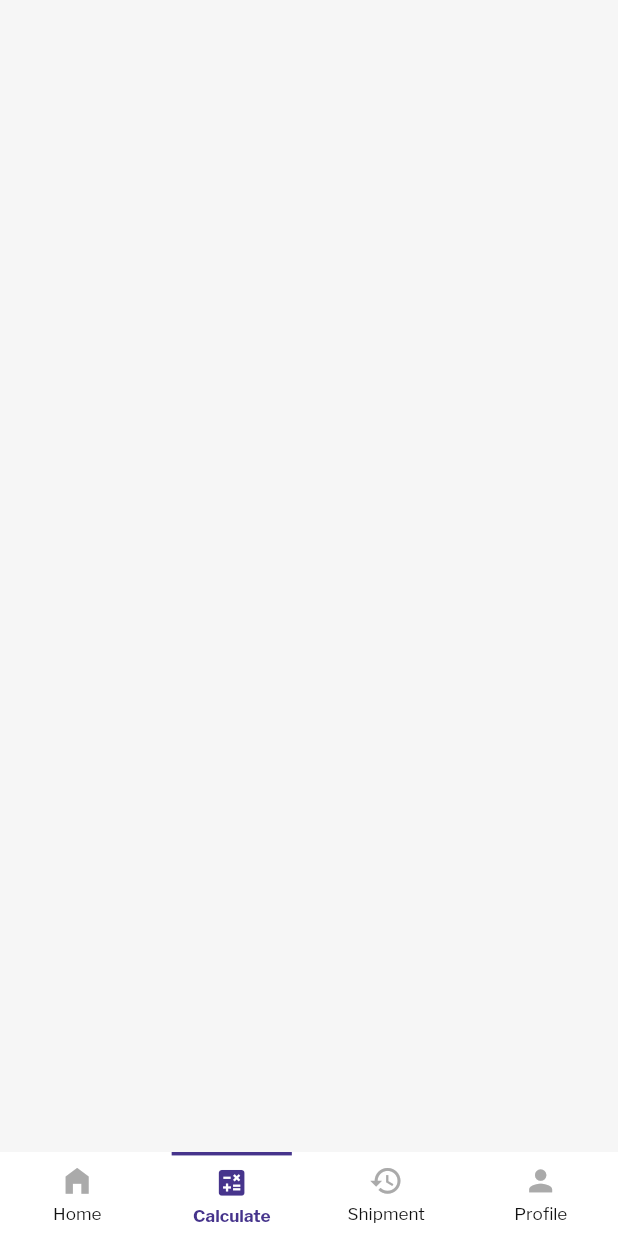
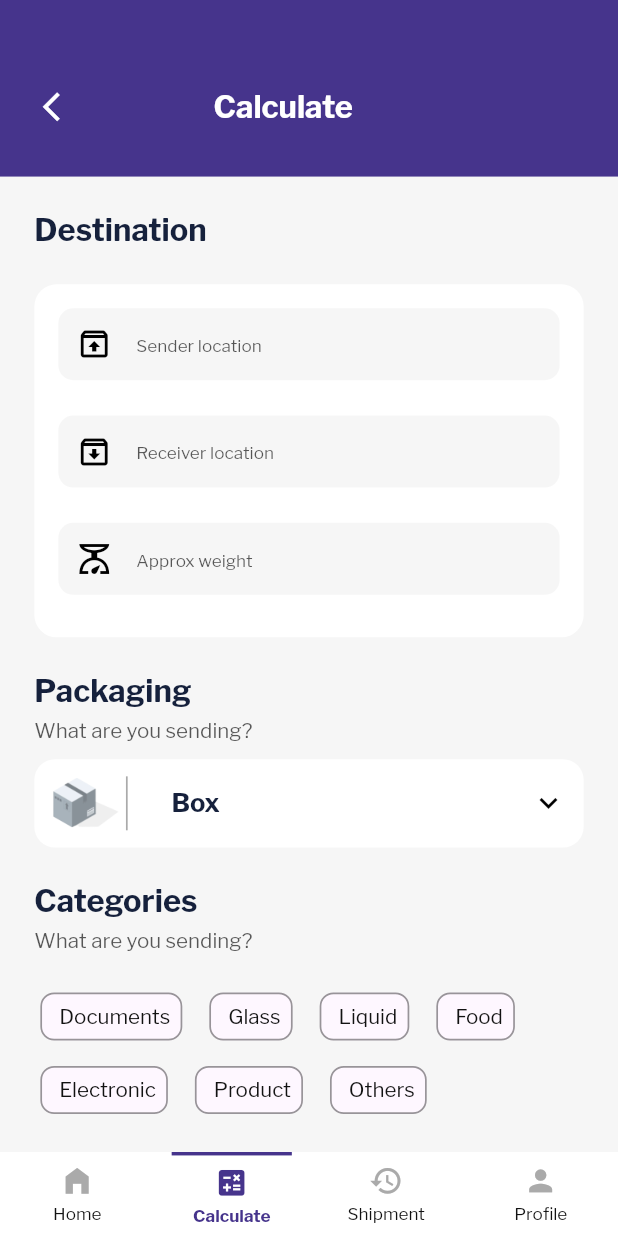
Before and after one commit to kekule15/movemate, a Flutter app: the HomeNavigation screen opened directly, item 2 of the bottom bar chosen, on a phone screen of 412 x 824 dp. Run offline on Flutter 3.47's test engine with Material 3 defaults, Android fonts, the phone set to English and light mode, and no system bars; drawn by our look-alikes of animated_bottom_navigation_bar; our stand-ins replace dio, flutter_riverpod, flutter_screenutil, flutter_spinkit, flutter_svg, fluttertoast and 5 more; accounts and stored records are empty.

Commit message:
calculate view: updated

```diff
--- /dev/null
+++ b/lib/providers/calculate_provider.dart
@@ -0,0 +1,5 @@
+import 'package:flutter_riverpod/flutter_riverpod.dart';
+import 'package:movemate/viewmodels/calculate_vm.dart';
+
+final calculateProviderViewModel =
+    ChangeNotifierProvider<CalculateViewModel>((ref) => CalculateViewModel(ref));
--- a/lib/style/appColors.dart
+++ b/lib/style/appColors.dart
@@ -10,9 +10,10 @@ class AppColors extends ChangeNotifier {
   static const riverBlue = Color(0xFFEDF6F8);
   static const themeYellow = Color(0xFFFFC268);
   static const primary = themeGreen;
-  // static const activNavColor = Color(0xFFF9F5F2);
+
+ static const headerTextColor = Color(0xFF16213C);
   // static const secondary = Color(0xFF265056);
-  static const secondary = Color(0xFFF9F5F2);
+  static const secondary = Color.fromARGB(255, 236, 223, 214);
   static const gray = Color.fromARGB(255, 170, 170, 170);
   static const green = Color.fromARGB(255, 23, 196, 101);
   static const gray4 = Color(0xFF495057);
--- /dev/null
+++ b/lib/viewmodels/calculate_vm.dart
@@ -0,0 +1,29 @@
+import 'package:flutter/material.dart';
+import 'package:flutter_riverpod/flutter_riverpod.dart';
+
+class CalculateViewModel extends ChangeNotifier {
+  final Ref ref;
+  CalculateViewModel(this.ref);
+
+  List<String> categoryList = [];
+
+  List<String> categoryListType = [
+    "Documents",
+    "Glass",
+    "Liquid",
+    "Food",
+    "Electronic",
+    "Product",
+    "Others",
+  ];
+
+  void addCategoryType(String item) {
+    categoryList.add(item);
+    notifyListeners();
+  }
+
+  void removeCategoryType(String item) {
+    categoryList.removeWhere((element) => item == element);
+    notifyListeners();
+  }
+}
--- a/lib/views/home/calculate.dart
+++ /dev/null
@@ -1,19 +0,0 @@
-import 'package:flutter/material.dart';
-import 'package:flutter_riverpod/flutter_riverpod.dart';
-
-class CalculatorView extends ConsumerStatefulWidget {
-  const CalculatorView({super.key});
-
-  @override
-  ConsumerState<ConsumerStatefulWidget> createState() => _CalculatorViewState();
-}
-
-class _CalculatorViewState extends ConsumerState<CalculatorView> {
-
-  @override
-  Widget build(BuildContext context) {
-    return Scaffold(
-
-    );
-  }
-}
--- /dev/null
+++ b/lib/views/home/calculate/calculate.dart
@@ -0,0 +1,268 @@
+import 'package:flutter/material.dart';
+import 'package:flutter_riverpod/flutter_riverpod.dart';
+import 'package:flutter_screenutil/flutter_screenutil.dart';
+import 'package:movemate/providers/calculate_provider.dart';
+import 'package:movemate/providers/home_navigation_provider.dart';
+import 'package:movemate/style/appColors.dart';
+import 'package:movemate/utils/constvalues.dart';
+import 'package:movemate/utils/images.dart';
+import 'package:movemate/utils/logger.dart';
+import 'package:movemate/views/home/calculate/widgets/multi_card_option_widget.dart';
+import 'package:movemate/widgets/custom_button.dart';
+import 'package:movemate/widgets/customfield.dart';
+import 'package:movemate/widgets/image_widgets.dart';
+import 'package:movemate/widgets/single_text_line_widget.dart';
+
+class CalculatorView extends ConsumerStatefulWidget {
+  const CalculatorView({super.key});
+
+  @override
+  ConsumerState<ConsumerStatefulWidget> createState() => _CalculatorViewState();
+}
+
+class _CalculatorViewState extends ConsumerState<CalculatorView> {
+  @override
+  Widget build(BuildContext context) {
+    return Scaffold(
+      body: Stack(
+        children: [
+          headerWidget(),
+          Padding(
+            padding: EdgeInsets.only(top: 110.h),
+            child: bodyWidget(),
+          ),
+        ],
+      ),
+    );
+  }
+
+  Widget headerWidget() {
+    final viewModel = ref.watch(homeViewModel);
+    return Container(
+      height: 100.h,
+      width: MediaQuery.sizeOf(context).width,
+      decoration: const BoxDecoration(
+        color: AppColors.primary,
+      ),
+      child: Column(
+        children: [
+          SizedBox(
+            height: 50.h,
+          ),
+          Padding(
+            padding:
+                EdgeInsets.symmetric(horizontal: generalHorizontalPadding.w),
+            child: Row(
+              mainAxisAlignment: MainAxisAlignment.spaceBetween,
+              children: [
+                InkWell(
+                  onTap: () {
+                    viewModel.changeIndex(0);
+                  },
+                  child: Icon(
+                    Icons.arrow_back_ios_new_outlined,
+                    color: AppColors.white,
+                    size: 20.w,
+                  ),
+                ),
+                SingleTextLineWidget(
+                  text: "Calculate",
+                  color: AppColors.white,
+                  weight: FontWeight.bold,
+                  size: 18.sp,
+                ),
+                SizedBox(
+                  width: 50.w,
+                )
+              ],
+            ),
+          ),
+        ],
+      ),
+    );
+  }
+
+  Widget bodyWidget() {
+    var viewModel = ref.watch(calculateProviderViewModel);
+    List<String> caetgoryItemList = viewModel.categoryListType;
+
+    var selectedItem = viewModel.categoryList;
+    return Padding(
+      padding: EdgeInsets.symmetric(horizontal: generalHorizontalPadding.w),
+      child: ListView(
+        padding: EdgeInsets.zero,
+        shrinkWrap: true,
+        physics: const BouncingScrollPhysics(),
+        children: [
+          SizedBox(
+            height: 10.w,
+          ),
+          SingleTextLineWidget(
+            text: "Destination",
+            weight: FontWeight.bold,
+            color: AppColors.headerTextColor,
+            size: 18.sp,
+          ),
+          SizedBox(
+            height: 20.h,
+          ),
+          Container(
+            height: 200.h,
+            width: MediaQuery.sizeOf(context).width,
+            decoration: BoxDecoration(
+                color: AppColors.white,
+                borderRadius: BorderRadius.circular(13.r)),
+            child: Padding(
+              padding: EdgeInsets.all(14.0.w),
+              child: Column(
+                children: [
+                  CustomField(
+                    fillColor: AppColors.gray.withOpacity(0.1),
+                    pIcon: const Icon(Icons.unarchive_outlined),
+                    hint: "Sender location",
+                    //focusedBorder: InputBorder.none,
+                  ),
+                  SizedBox(
+                    height: 20.h,
+                  ),
+                  CustomField(
+                    fillColor: AppColors.gray.withOpacity(0.1),
+                    pIcon: const Icon(Icons.archive_outlined),
+                    hint: "Receiver location",
+                  ),
+                  SizedBox(
+                    height: 20.h,
+                  ),
+                  CustomField(
+                    fillColor: AppColors.gray.withOpacity(0.1),
+                    pIcon: const Icon(Icons.scale_outlined),
+                    hint: "Approx weight",
+                  ),
+                ],
+              ),
+            ),
+          ),
+          SizedBox(
+            height: 20.w,
+          ),
+          SingleTextLineWidget(
+            text: "Packaging",
+            weight: FontWeight.bold,
+            color: AppColors.headerTextColor,
+            size: 18.sp,
+          ),
+          SizedBox(
+            height: 5.h,
+          ),
+          SingleTextLineWidget(
+            text: "What are you sending?",
+            size: 12.sp,
+          ),
+          SizedBox(
+            height: 10.w,
+          ),
+          Container(
+            height: 50.h,
+            width: MediaQuery.sizeOf(context).width,
+            decoration: BoxDecoration(
+              borderRadius: BorderRadius.circular(12.r),
+              color: AppColors.white,
+            ),
+            child: Padding(
+              padding: EdgeInsets.all(10.0.r),
+              child: Row(
+                mainAxisAlignment: MainAxisAlignment.spaceBetween,
+                children: [
+                  SizedBox(
+                    width: 80,
+                    child: Row(
+                      children: [
+                        const ImageWidget(asset: loadIcon),
+                        SizedBox(
+                          width: 4.w,
+                        ),
+                        Container(
+                          height: 48.h,
+                          width: 1.w,
+                          color: AppColors.gray,
+                        )
+                      ],
+                    ),
+                  ),
+                  Expanded(
+                    child: Row(
+                      mainAxisAlignment: MainAxisAlignment.spaceBetween,
+                      children: [
+                        SingleTextLineWidget(
+                          text: "Box",
+                          weight: FontWeight.bold,
+                          color: AppColors.headerTextColor,
+                          size: 15.sp,
+                        ),
+                        const Icon(Icons.keyboard_arrow_down_outlined)
+                      ],
+                    ),
+                  )
+                ],
+              ),
+            ),
+          ),
+          SizedBox(
+            height: 20.w,
+          ),
+          SingleTextLineWidget(
+            text: "Categories",
+            weight: FontWeight.bold,
+            color: AppColors.headerTextColor,
+            size: 18.sp,
+          ),
+          SizedBox(
+            height: 5.h,
+          ),
+          SingleTextLineWidget(
+            text: "What are you sending?",
+            size: 12.sp,
+          ),
+          SizedBox(
+            height: 20.w,
+          ),
+          Wrap(
+            direction: Axis.horizontal,
+            spacing: 10,
+            runSpacing: 9,
+            children: List.generate(caetgoryItemList.length, (index) {
+              var data = caetgoryItemList[index];
+
+              return MultiCardOptionWidget(
+                isSelected: selectedItem.contains(data),
+                onTap: () {
+                  if (selectedItem.contains(data)) {
+                    AppLogger.logg("removed");
+                    viewModel.removeCategoryType(data);
+                  } else {
+                    AppLogger.logg("added");
+                    viewModel.addCategoryType(data);
+                  }
+                },
+                title: data,
+              );
+            }),
+          ),
+          SizedBox(
+            height: 20.w,
+          ),
+          ActionCustomButton(
+              borderRadius: 14.r,
+              btnColor: AppColors.themeOrange,
+              title: "Calculate",
+              titleColor: AppColors.white,
+              isLoading: false,
+              onclick: () {}),
+          SizedBox(
+            height: 50.w,
+          ),
+        ],
+      ),
+    );
+  }
+}
--- /dev/null
+++ b/lib/views/home/calculate/widgets/multi_card_option_widget.dart
@@ -0,0 +1,65 @@
+import 'package:flutter/material.dart';
+import 'package:flutter_riverpod/flutter_riverpod.dart';
+import 'package:flutter_screenutil/flutter_screenutil.dart';
+import 'package:movemate/style/appColors.dart';
+
+class MultiCardOptionWidget extends ConsumerWidget {
+  final bool isSelected;
+  final Function onTap;
+  final String title;
+
+  const MultiCardOptionWidget(
+      {required this.isSelected,
+      required this.onTap,
+      required this.title,
+      super.key});
+
+  @override
+  Widget build(BuildContext context, WidgetRef ref) {
+    return Card(
+      color:
+          isSelected ? AppColors.headerTextColor : Theme.of(context).cardColor,
+      shape: RoundedRectangleBorder(
+          borderRadius: BorderRadius.circular(8.r),
+          side: BorderSide(
+              width: 1.w,
+              color: isSelected
+                  ? AppColors.headerTextColor
+                  : AppColors.black.withOpacity(0.4))),
+      child: InkWell(
+        onTap: () => onTap(),
+        child: Padding(
+          padding: const EdgeInsets.all(8.0),
+          child: Row(
+             mainAxisSize: MainAxisSize.min,
+            mainAxisAlignment: MainAxisAlignment.center,
+            children: [
+              Visibility(
+                  visible: isSelected,
+                  child: Icon(
+                    Icons.check,
+                    color: AppColors.white,
+                    size: 14.w,
+                  )),
+                  SizedBox(width: 4.w,),
+              Text(
+                title,
+                style: Theme.of(context)
+                    .primaryTextTheme
+                    .headlineSmall
+                    ?.copyWith(
+                        fontSize: 12.sp,
+                        color: isSelected
+                            ? AppColors.white
+                            : Theme.of(context)
+                                .primaryTextTheme
+                                .headlineSmall
+                                ?.color),
+              ),
+            ],
+          ),
+        ),
+      ),
+    );
+  }
+}
--- a/lib/views/home/home.dart
+++ b/lib/views/home/home.dart
@@ -176,6 +176,7 @@ class _HomeViewState extends ConsumerState<HomeView> {
           child: SingleTextLineWidget(
             text: "Tracking",
             size: 14.sp,
+            color: AppColors.headerTextColor,
             weight: FontWeight.bold,
           ),
         ),
@@ -302,6 +303,7 @@ class _HomeViewState extends ConsumerState<HomeView> {
             text: "Available vehicles",
             size: 14.sp,
             weight: FontWeight.bold,
+            color: AppColors.headerTextColor,
           ),
         ),
         SizedBox(
--- a/lib/views/home/navigation_page.dart
+++ b/lib/views/home/navigation_page.dart
@@ -5,7 +5,7 @@ import 'package:flutter_screenutil/flutter_screenutil.dart';
 import 'package:animated_bottom_navigation_bar/animated_bottom_navigation_bar.dart';
 import 'package:movemate/providers/home_navigation_provider.dart';
 import 'package:movemate/style/appColors.dart';
-import 'package:movemate/views/home/calculate.dart';
+import 'package:movemate/views/home/calculate/calculate.dart';
 import 'package:movemate/views/home/home.dart';
 import 'package:movemate/views/home/profile.dart';
 import 'package:movemate/views/home/shipment/shipping.dart';
--- a/lib/views/home/shipment/shipping.dart
+++ b/lib/views/home/shipment/shipping.dart
@@ -58,6 +58,7 @@ class _HomeViewState extends ConsumerState<ShippingView> {
                   SingleTextLineWidget(
                     text: "Shipments",
                     weight: FontWeight.bold,
+                    color: AppColors.headerTextColor,
                     size: 18.sp,
                   ),
                   SizedBox(
@@ -190,6 +191,8 @@ class _HomeViewState extends ConsumerState<ShippingView> {
     );
   }
 
+
+
   Widget bodyWidget() {
     return ListView(
       shrinkWrap: true,
--- a/lib/views/home/shipment/widgets/shipment_card_widget.dart
+++ b/lib/views/home/shipment/widgets/shipment_card_widget.dart
@@ -47,7 +47,7 @@ class ShipmentCardWidget extends ConsumerWidget {
                   padding: const EdgeInsets.only(bottom: 4),
                   child: SingleTextLineWidget(
                     text: title,
-                    color: AppColors.black,
+                    color: AppColors.headerTextColor,
                     weight: FontWeight.bold,
                     size: 14.sp,
                     height: 2,
--- a/lib/widgets/custom_button.dart
+++ b/lib/widgets/custom_button.dart
@@ -1,4 +1,3 @@
-
 import 'package:flutter/material.dart';
 import 'package:flutter_screenutil/flutter_screenutil.dart';
 import 'package:movemate/style/appColors.dart';
@@ -13,6 +12,7 @@ class ActionCustomButton extends StatelessWidget {
   final bool isLoading;
   final bool? disabeled;
   final double? shadow;
+  final double? borderRadius;
 
   const ActionCustomButton(
       {Key? key,
@@ -24,6 +24,7 @@ class ActionCustomButton extends StatelessWidget {
       this.loadingColor,
       this.disabeled = false,
       this.shadow,
+      this.borderRadius,
       this.isLoading = false})
       : super(key: key);
 
@@ -41,10 +42,11 @@ class ActionCustomButton extends StatelessWidget {
         height: 47.h,
         child: Card(
           elevation: shadow ?? 0,
-          shape:
-              RoundedRectangleBorder(borderRadius: BorderRadius.circular(7.r)),
+          shape: RoundedRectangleBorder(
+              borderRadius: BorderRadius.circular(borderRadius ?? 7.r)),
           color: disabeled!
-              ? btnColor?.withOpacity(0.2) ?? AppColors.themeGreen.withOpacity(0.2)
+              ? btnColor?.withOpacity(0.2) ??
+                  AppColors.themeGreen.withOpacity(0.2)
               : btnColor ?? AppColors.themeGreen,
           child: Center(
             child: isLoading
--- a/lib/widgets/customfield.dart
+++ b/lib/widgets/customfield.dart
@@ -47,6 +47,7 @@ class CustomField extends ConsumerWidget {
       this.textInputFormatters,
       this.shape = BoxShape.rectangle,
       this.mainAxisAlignment,
+      this.hasBorder = false,
       this.borderRadius = 10,
       this.showPinPrefilledWidget = true,
       this.obscuringCharacter,
@@ -90,6 +91,7 @@ class CustomField extends ConsumerWidget {
   final int? pinPutFieldCount;
   final MainAxisAlignment? mainAxisAlignment;
   final bool showPinPrefilledWidget;
+  final bool hasBorder;
   final String? obscuringCharacter;
   final double borderRadius;
   final List<TextInputFormatter>? textInputFormatters;
@@ -158,27 +160,39 @@ class CustomField extends ConsumerWidget {
                         focusColor: fillColor,
                         enabledBorder: enabledBorder ??
                             OutlineInputBorder(
-                                borderSide: BorderSide(
-                                    color: AppColors.termsTextColor
-                                        .withOpacity(0.4),
-                                    width: 1),
+                                borderSide: hasBorder
+                                    ? BorderSide(
+                                        color: AppColors.termsTextColor
+                                            .withOpacity(0.4),
+                                        width: 1)
+                                    : BorderSide.none,
                                 borderRadius:
                                     BorderRadius.circular(borderRadius)),
                         focusedBorder: focusedBorder ??
                             OutlineInputBorder(
-                                borderSide: BorderSide(
-                                    color: AppColors.termsTextColor
-                                        .withOpacity(0.4),
-                                    width: 1),
+                                borderSide: hasBorder
+                                    ? BorderSide(
+                                        color: AppColors.termsTextColor
+                                            .withOpacity(0.4),
+                                        width: 1)
+                                    : BorderSide.none,
                                 borderRadius:
                                     BorderRadius.circular(borderRadius)),
                         errorBorder: OutlineInputBorder(
-                            borderSide: const BorderSide(
-                                color: AppColors.primary, width: 1),
+                            borderSide: hasBorder
+                                ? BorderSide(
+                                    color: AppColors.termsTextColor
+                                        .withOpacity(0.4),
+                                    width: 1)
+                                : BorderSide.none,
                             borderRadius: BorderRadius.circular(borderRadius)),
                         focusedErrorBorder: OutlineInputBorder(
-                            borderSide: const BorderSide(
-                                color: AppColors.primary, width: 1),
+                            borderSide: hasBorder
+                                ? BorderSide(
+                                    color: AppColors.termsTextColor
+                                        .withOpacity(0.4),
+                                    width: 1)
+                                : BorderSide.none,
                             borderRadius: BorderRadius.circular(borderRadius)),
                         border: border,
                         contentPadding: contentPadding,
```
